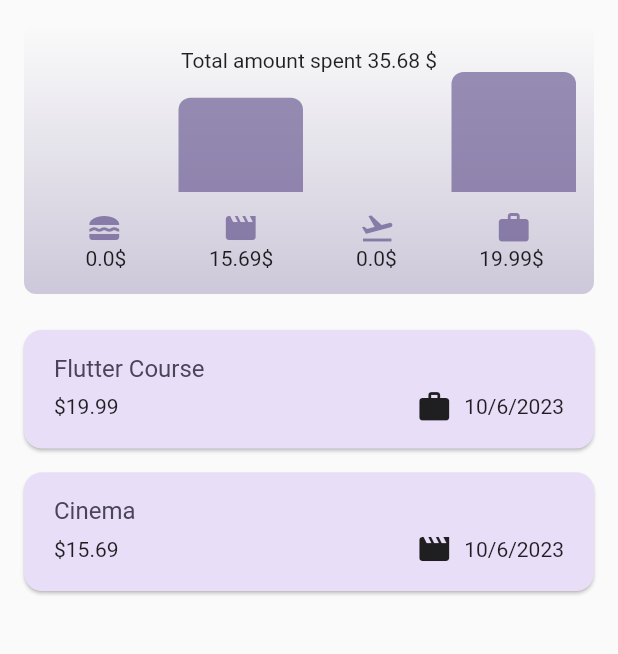
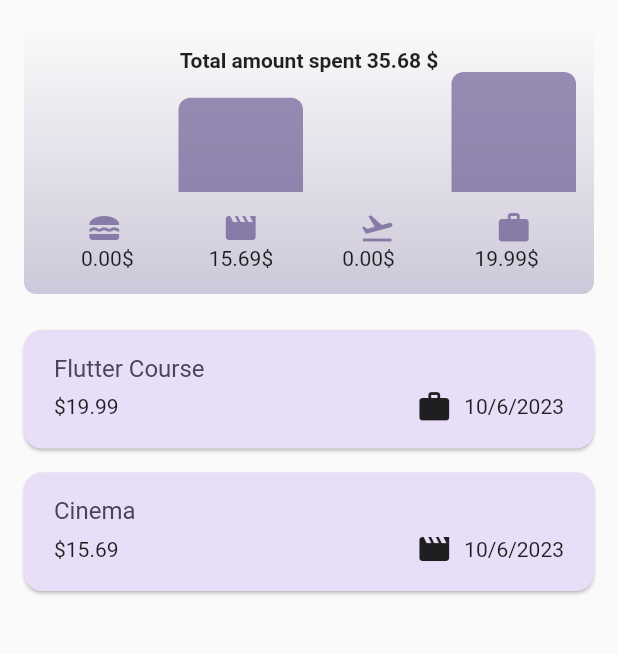
Before and after one commit to Rafixx11/expense_tracker, a Flutter app: the screen it shows after launch, on a phone screen of 412 x 824 dp, the part 84-738 px from its top. Run offline on Flutter 3.47's test engine with Material 2 defaults, Android fonts, the phone set to English and light mode, and no system bars.

Commit message:
Formatting

```diff
--- a/lib/widgets/chart/chart.dart
+++ b/lib/widgets/chart/chart.dart
@@ -1,4 +1,4 @@
-// This file is responsible for housing the chart widget which in turn is responsible for displaying a char to the user as well as performing some data processing in order to output various sums
+// This file is responsible for housing the chart widget which in turn is responsible for displaying a chart to the user as well as performing some data processing in order to output various sums
 
 import 'package:flutter/material.dart';
 
@@ -44,11 +44,9 @@ class Chart extends StatelessWidget {
     return totalExpense;
   }
 
-
   // Takes the sum values of all the bucets and adds them to a list for easy access
   List<double> get listOfSums {
     List<double> listOfSums = [];
-
 
     // Gets all the values in the bucket and adds them to a list for easy displaying
     for (final bucket in buckets) {
@@ -62,11 +60,6 @@ class Chart extends StatelessWidget {
   Widget build(BuildContext context) {
     return LayoutBuilder(builder: (ctx, constraints) {
       final width = constraints.maxWidth;
-
-      String foodTotalAmount = listOfSums[0].toString();
-      String leisureTotalAmount = listOfSums[1].toString();
-      String travelTotalAmount = listOfSums[2].toString();
-      String workTotalAmount = listOfSums[3].toString();
 
       final isDarkMode =
           MediaQuery.of(context).platformBrightness == Brightness.dark;
@@ -92,7 +85,10 @@ class Chart extends StatelessWidget {
         child: Column(
           children: [
             // Displays the total amount of expenses
-            Text("Total amount spent $totalExpense \$"),
+            Text(
+              "Total amount spent ${totalExpense.toStringAsFixed(2)} \$",
+              style: const TextStyle(fontWeight: FontWeight.bold),
+            ),
             Expanded(
               child: Row(
                 crossAxisAlignment: CrossAxisAlignment.end,
@@ -132,27 +128,27 @@ class Chart extends StatelessWidget {
             if (width <= 430)
               Row(
                 children: [
-                  const SizedBox(width: 33),
-                  Text("$foodTotalAmount\$"),
-                  const SizedBox(width: 55),
-                  Text("$leisureTotalAmount\$"),
-                  const SizedBox(width: 55),
-                  Text("$travelTotalAmount\$"),
-                  const SizedBox(width: 55),
-                  Text("$workTotalAmount\$"),
+                  const SizedBox(width: 30),
+                  Text("${listOfSums[0].toStringAsFixed(2)}\$"),
+                  const SizedBox(width: 50),
+                  Text("${listOfSums[1].toStringAsFixed(2)}\$"),
+                  const SizedBox(width: 46),
+                  Text("${listOfSums[2].toStringAsFixed(2)}\$"),
+                  const SizedBox(width: 53),
+                  Text("${listOfSums[3].toStringAsFixed(2)}\$"),
                 ],
               )
             else
               Row(
                 children: [
-                  const SizedBox(width: 35),
-                  Text("$foodTotalAmount\$"),
+                  const SizedBox(width: 28),
+                  Text("${listOfSums[0].toStringAsFixed(2)}\$"),
                   const SizedBox(width: 60),
-                  Text("$leisureTotalAmount\$"),
-                  const SizedBox(width: 60),
-                  Text("$travelTotalAmount\$"),
-                  const SizedBox(width: 60),
-                  Text("$workTotalAmount\$"),
+                  Text("${listOfSums[1].toStringAsFixed(2)}\$"),
+                  const SizedBox(width: 57),
+                  Text("${listOfSums[2].toStringAsFixed(2)}\$"),
+                  const SizedBox(width: 55),
+                  Text("${listOfSums[3].toStringAsFixed(2)}\$"),
                 ],
               ),
           ],
--- a/lib/widgets/chart/chart_bar.dart
+++ b/lib/widgets/chart/chart_bar.dart
@@ -1,9 +1,6 @@
-// This file is responsible for housing the chart_bar widget which is responsible for taking multiple charts and displaying them alongside each other
-
+// This file is responsible for housing the chart_bar widget which is responsible for visualizing the chart bars based on logic contained withing the chart widget
 
 import 'package:flutter/material.dart';
-
-// Widget is responsible for visualizing the chart bars based on the logic contained within the chart widget
 
 class ChartBar extends StatelessWidget {
   const ChartBar({
--- a/lib/widgets/expenses.dart
+++ b/lib/widgets/expenses.dart
@@ -31,8 +31,6 @@ class _ExpensesState extends State<Expenses> {
       category: Category.leisure,
     ),
   ];
-
-
 
   // Displays a modal sheet with the widget NewExpense on top of it
   void _openAddExpenseOverlay() {
--- a/lib/widgets/new_expense.dart
+++ b/lib/widgets/new_expense.dart
@@ -225,7 +225,8 @@ class _NewExpenseState extends State<NewExpense> {
                   ),
                 const SizedBox(height: 16),
                 if (width >= 600)
-                  Row(children: [
+                  Row(
+                    children: [
                       const Spacer(),
                       // Closes the modal sheet when pressed
                       TextButton(
@@ -239,7 +240,8 @@ class _NewExpenseState extends State<NewExpense> {
                         onPressed: _submitExpenseData,
                         child: const Text("Save"),
                       )
-                  ],)
+                    ],
+                  )
                 else
                   Row(
                     children: [
```
Also changed, not shown: lib/main.dart (+3 -4 lines), lib/widgets/expenses-list/expense_item.dart (+7 -4 lines). Lines whose indentation alone changed are shown as unchanged.
